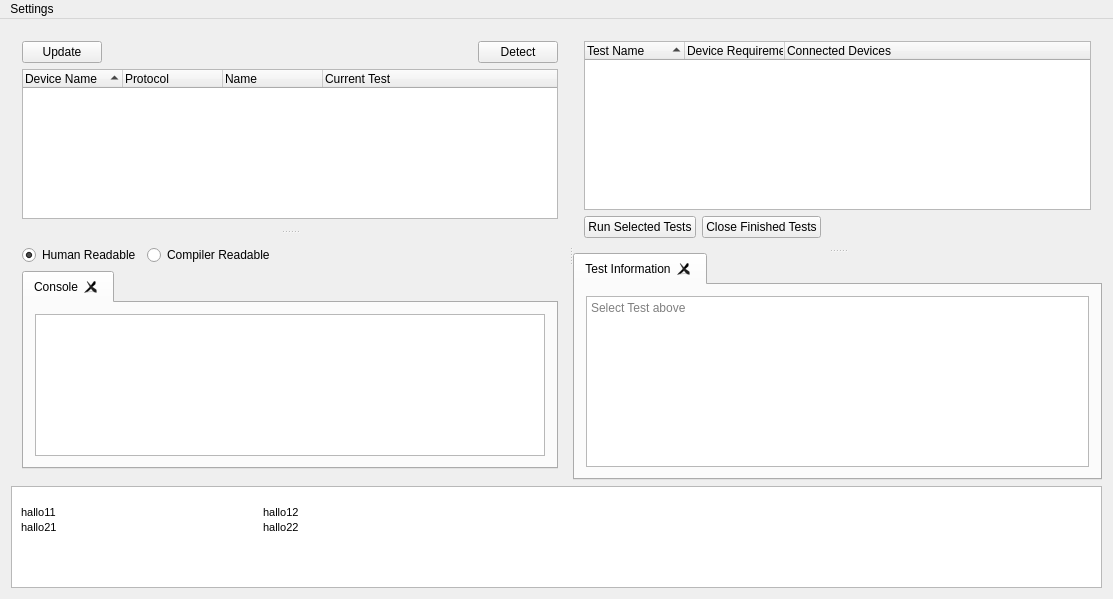
Qt form src/Windows/mainwindow.ui (Crystal-Photonics/crystalTestFrameworkApp) before a commit.
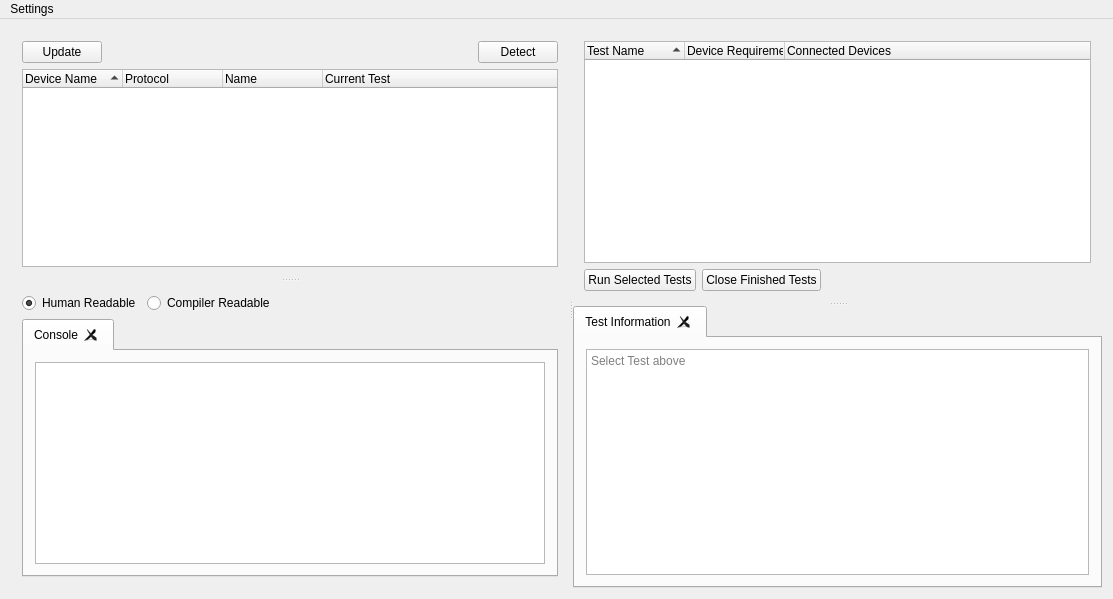
The same form after that commit.

Commit message: -restored experimental gui widget

What changed in the file:
```diff
--- a/src/Windows/mainwindow.ui
+++ b/src/Windows/mainwindow.ui
@@ -265,29 +265,6 @@
       </widget>
      </widget>
     </item>
-    <item>
-     <widget class="QTextEdit" name="textEdit">
-      <property name="html">
-       <string>&lt;!DOCTYPE HTML PUBLIC &quot;-//W3C//DTD HTML 4.0//EN&quot; &quot;http://www.w3.org/TR/REC-html40/strict.dtd&quot;&gt;
-&lt;html&gt;&lt;head&gt;&lt;meta name=&quot;qrichtext&quot; content=&quot;1&quot; /&gt;&lt;style type=&quot;text/css&quot;&gt;
-p, li { white-space: pre-wrap; }
-&lt;/style&gt;&lt;/head&gt;&lt;body style=&quot; font-family:'MS Shell Dlg 2'; font-size:8.25pt; font-weight:400; font-style:normal;&quot;&gt;
-&lt;p style=&quot; margin-top:0px; margin-bottom:0px; margin-left:0px; margin-right:0px; -qt-block-indent:0; text-indent:0px;&quot;&gt;&lt;span style=&quot; font-size:8pt;&quot;&gt;	&lt;/span&gt;&lt;/p&gt;
-&lt;p style=&quot;-qt-paragraph-type:empty; margin-top:0px; margin-bottom:0px; margin-left:0px; margin-right:0px; -qt-block-indent:0; text-indent:0px;&quot;&gt;&lt;br /&gt;&lt;/p&gt;
-&lt;table border=&quot;0&quot; style=&quot; margin-top:0px; margin-bottom:0px; margin-left:0px; margin-right:0px;&quot; cellspacing=&quot;2&quot; cellpadding=&quot;0&quot;&gt;
-&lt;tr&gt;
-&lt;td&gt;
-&lt;p style=&quot; margin-top:0px; margin-bottom:0px; margin-left:0px; margin-right:0px; -qt-block-indent:0; text-indent:0px;&quot;&gt; hallo11			&lt;/p&gt;&lt;/td&gt;
-&lt;td&gt;
-&lt;p style=&quot; margin-top:0px; margin-bottom:0px; margin-left:0px; margin-right:0px; -qt-block-indent:0; text-indent:0px;&quot;&gt; hallo12				&lt;/p&gt;&lt;/td&gt;&lt;/tr&gt;
-&lt;tr&gt;
-&lt;td&gt;
-&lt;p style=&quot; margin-top:0px; margin-bottom:0px; margin-left:0px; margin-right:0px; -qt-block-indent:0; text-indent:0px;&quot;&gt; hallo21			&lt;/p&gt;&lt;/td&gt;
-&lt;td&gt;
-&lt;p style=&quot; margin-top:0px; margin-bottom:0px; margin-left:0px; margin-right:0px; -qt-block-indent:0; text-indent:0px;&quot;&gt; hallo22		&lt;/p&gt;&lt;/td&gt;&lt;/tr&gt;&lt;/table&gt;&lt;/body&gt;&lt;/html&gt;</string>
-      </property>
-     </widget>
-    </item>
    </layout>
   </widget>
   <widget class="QMenuBar" name="menuBar">
```
